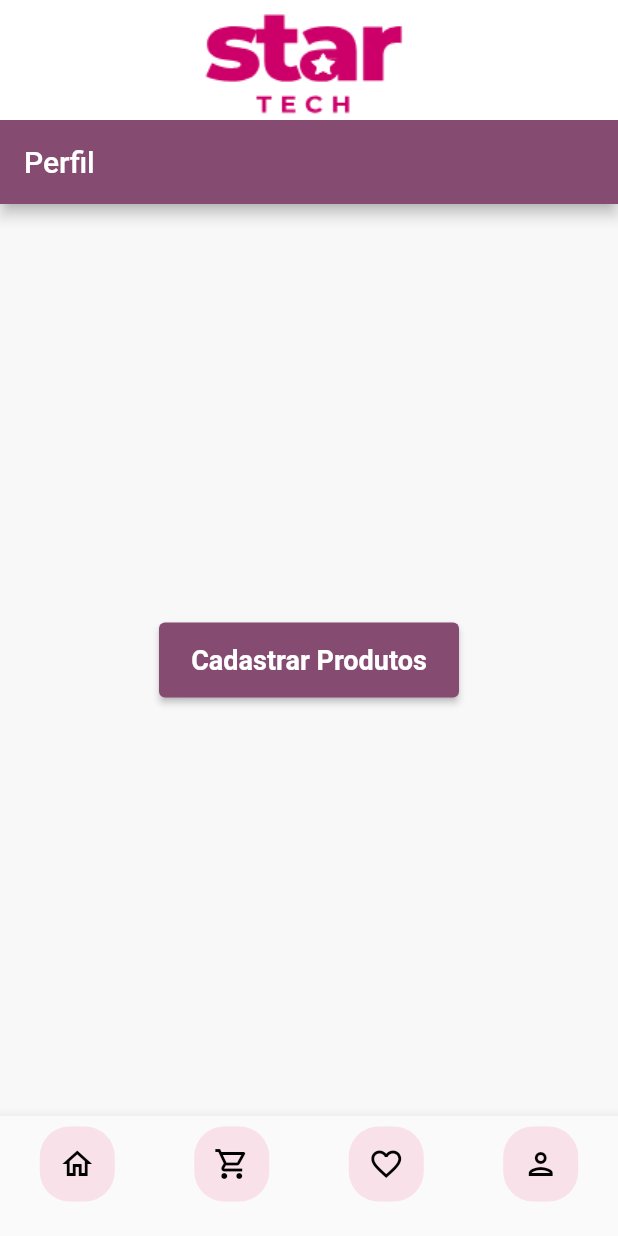
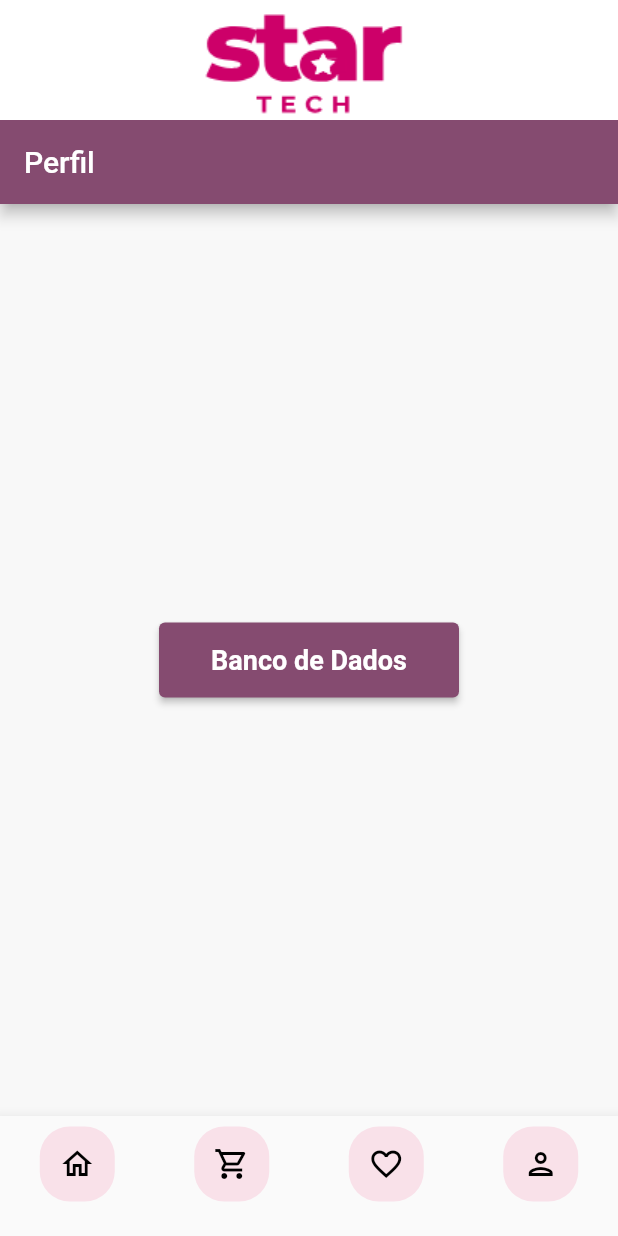
Before and after one commit to Julianacris/Todas-Tech-Hackadev, a Flutter app: the screen it shows after launch, item 4 of the bottom bar chosen, on a phone screen of 412 x 824 dp. Run offline on Flutter 3.47's test engine with Material 2 defaults, Android fonts, the phone set to English and light mode, and no system bars; our stand-ins replace image_picker.

Commit message:
nome botao banco de dados

```diff
--- a/front/lib/widgets/perfil.dart
+++ b/front/lib/widgets/perfil.dart
@@ -33,7 +33,7 @@ class ConteudoPerfil extends State {
           child: ElevatedButton(
             onPressed: _navigateToSecondPage,
             child: const Text(
-              'Cadastrar Produtos',
+              'Banco de Dados',
               style: TextStyle(fontSize: 18, fontWeight: FontWeight.bold),
             ),
           ),
```
